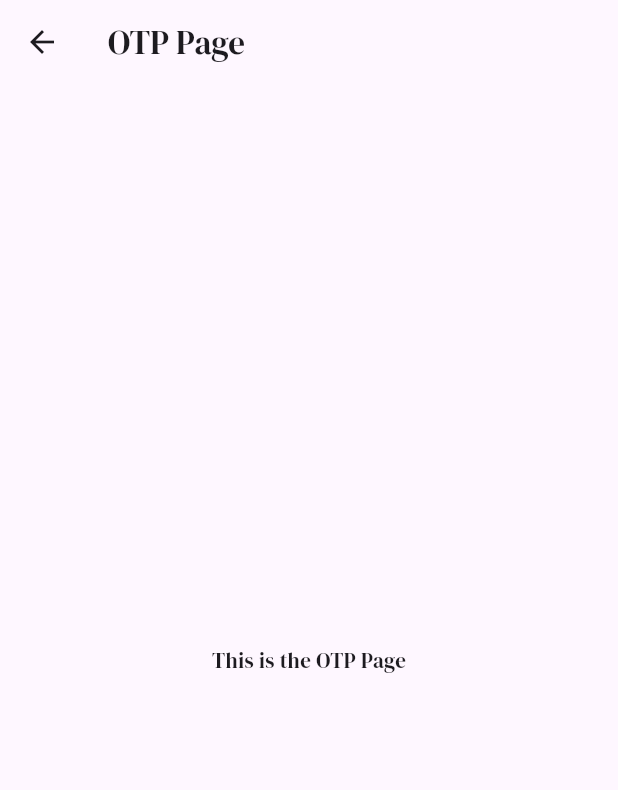
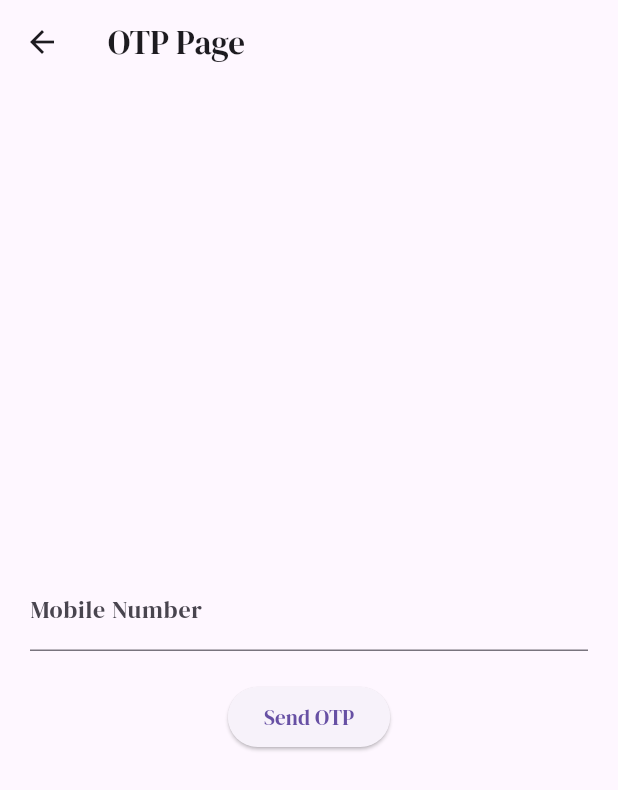
Before and after one commit to sahadcmd/flutter_task_code, a Flutter app: the OTPPage screen opened directly, on a phone screen of 412 x 824 dp. Shown: the top 790 px of the screen. Run offline on Flutter 3.47's test engine with Material 3 defaults, Android fonts, the phone set to English and light mode, and no system bars; our stand-ins replace google_fonts, shared_preferences; accounts and stored records are empty; network calls fail.

Commit message:
otp page update

```diff
--- a/lib/otp_page.dart
+++ b/lib/otp_page.dart
@@ -1,7 +1,25 @@
 import 'package:flutter/material.dart';
 
-class OTPPage extends StatelessWidget {
-  const OTPPage({required Key key}) : super(key: key);
+class OTPPage extends StatefulWidget {
+  const OTPPage({super.key});
+
+  @override
+  // ignore: library_private_types_in_public_api
+  _OTPPageState createState() => _OTPPageState();
+}
+
+class _OTPPageState extends State<OTPPage> {
+  final GlobalKey<FormState> _formKey = GlobalKey<FormState>();
+  final TextEditingController _mobileController = TextEditingController();
+  final TextEditingController _otpController = TextEditingController();
+  bool _isMobileInputStage = true;
+
+  @override
+  void dispose() {
+    _mobileController.dispose();
+    _otpController.dispose();
+    super.dispose();
+  }
 
   @override
   Widget build(BuildContext context) {
@@ -9,9 +27,84 @@ class OTPPage extends StatelessWidget {
       appBar: AppBar(
         title: const Text('OTP Page'),
       ),
-      body: const Center(
-        child: Text('This is the OTP Page'),
+      body: Padding(
+        padding: const EdgeInsets.all(20.0),
+        child:
+            _isMobileInputStage ? _buildMobileInput() : _buildOTPVerification(),
       ),
     );
   }
+
+  Widget _buildMobileInput() {
+    return Form(
+      key: _formKey,
+      child: Column(
+        mainAxisAlignment: MainAxisAlignment.center,
+        children: [
+          TextFormField(
+            controller: _mobileController,
+            keyboardType: TextInputType.phone,
+            decoration: const InputDecoration(
+              labelText: 'Mobile Number',
+              hintText: 'Enter your mobile number',
+            ),
+            validator: (value) {
+              if (value == null || value.isEmpty) {
+                return 'Please enter mobile number';
+              }
+              return null;
+            },
+          ),
+          const SizedBox(height: 20),
+          ElevatedButton(
+            onPressed: () {
+              if (_formKey.currentState!.validate()) {
+                setState(() {
+                  _isMobileInputStage = false;
+                });
+              }
+            },
+            child: const Text('Send OTP'),
+          ),
+        ],
+      ),
+    );
+  }
+
+  Widget _buildOTPVerification() {
+    return Form(
+      key: _formKey,
+      child: Column(
+        mainAxisAlignment: MainAxisAlignment.center,
+        children: [
+          TextFormField(
+            controller: _otpController,
+            keyboardType: TextInputType.number,
+            decoration: const InputDecoration(
+              labelText: 'OTP',
+              hintText: 'Enter OTP',
+            ),
+            validator: (value) {
+              if (value == null || value.isEmpty) {
+                return 'Please enter OTP';
+              }
+              return null;
+            },
+          ),
+          const SizedBox(height: 20),
+          ElevatedButton(
+            onPressed: _verifyOTP,
+            child: const Text('Verify OTP'),
+          ),
+        ],
+      ),
+    );
+  }
+
+  void _verifyOTP() {
+    if (_formKey.currentState!.validate()) {
+      // Perform OTP verification here
+      // Add your OTP verification logic here]
+    }
+  }
 }
```
